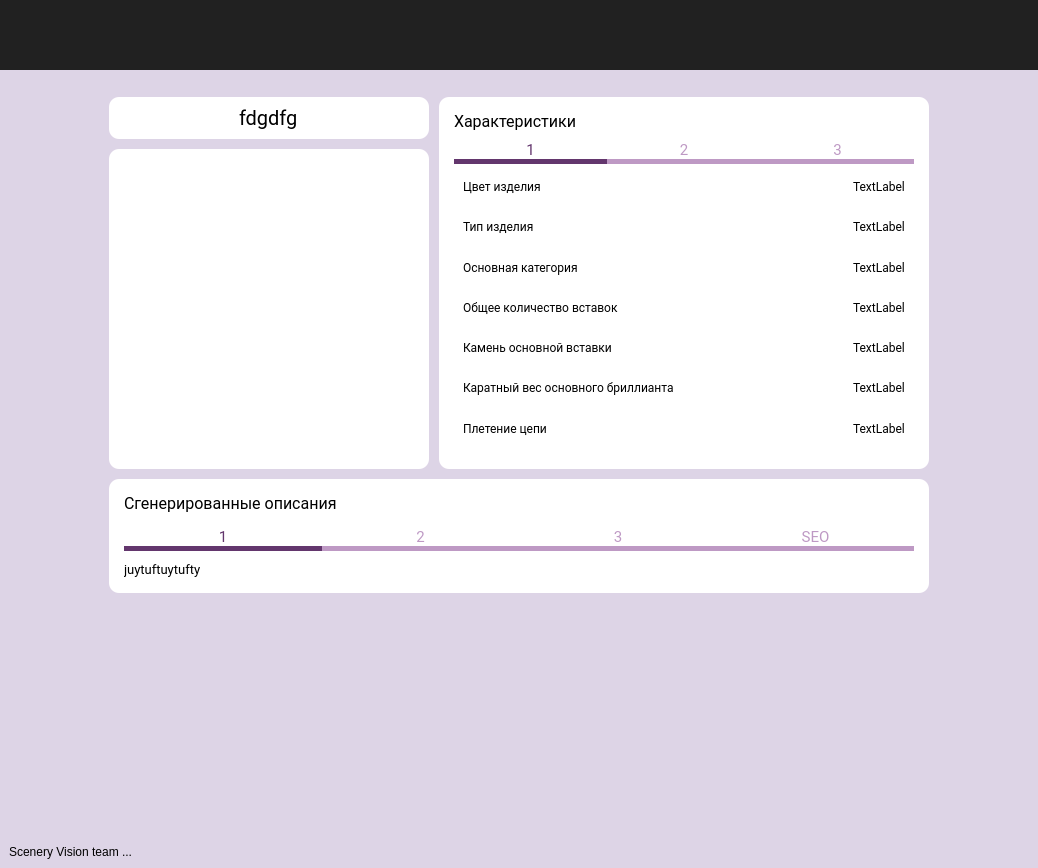
This is untitled.ui in Scenery-Vision/Desktop as Qt 5 draws it before an edit. The edited form follows.
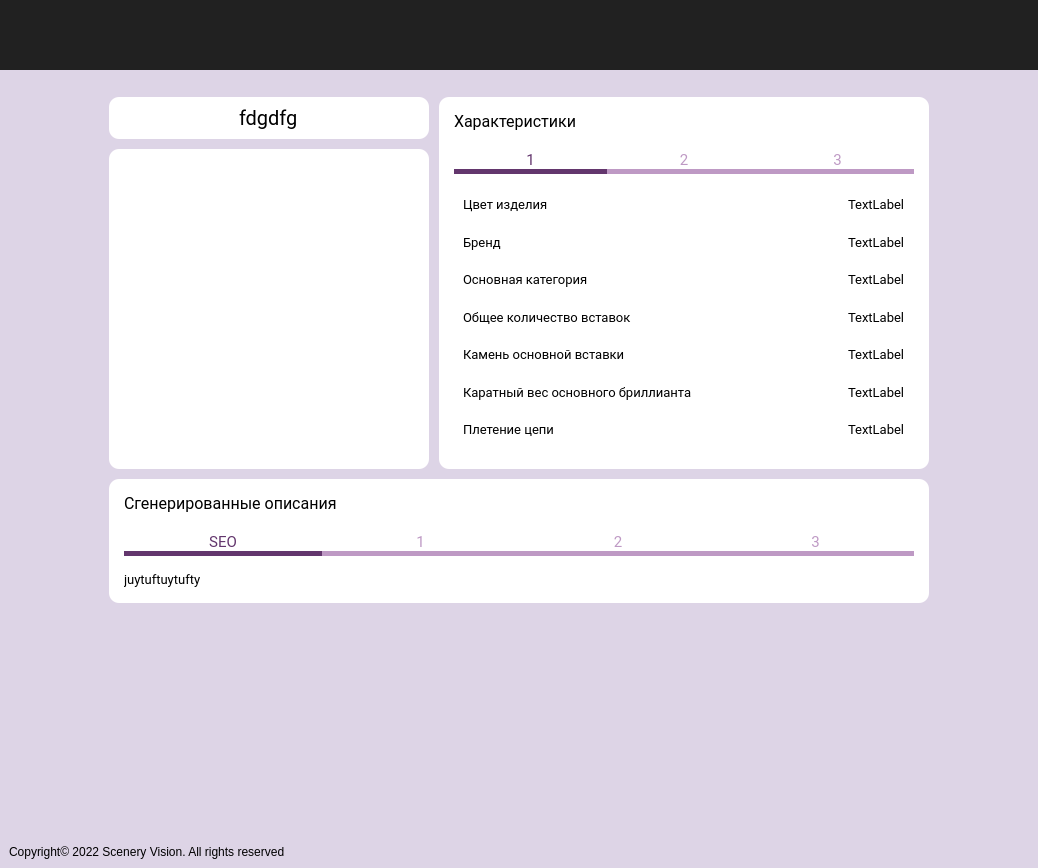
This is the edited form. The open tabs and pages were chosen to show the change. Icons and pictures are not drawn.

Diff of the .ui file:
```diff
--- a/untitled.ui
+++ b/untitled.ui
@@ -759,7 +759,7 @@
                        </property>
                        <layout class="QVBoxLayout" name="verticalLayout_10">
                         <property name="spacing">
-                         <number>5</number>
+                         <number>15</number>
                         </property>
                         <property name="leftMargin">
                          <number>15</number>
@@ -1113,10 +1113,11 @@
                               <property name="font">
                                <font>
                                 <family>-apple-system,BlinkMacSystemFont,Segoe UI,Roboto,Oxygen- Sans,Ubuntu,Cantarell,Helvetica Neue,sans-serif</family>
+                                <pointsize>10</pointsize>
                                </font>
                               </property>
                               <property name="text">
-                               <string>Тип изделия</string>
+                               <string>Бренд</string>
                               </property>
                              </widget>
                             </item>
@@ -1125,6 +1126,7 @@
                               <property name="font">
                                <font>
                                 <family>-apple-system,BlinkMacSystemFont,Segoe UI,Roboto,Oxygen- Sans,Ubuntu,Cantarell,Helvetica Neue,sans-serif</family>
+                                <pointsize>10</pointsize>
                                </font>
                               </property>
                               <property name="text">
@@ -1137,6 +1139,7 @@
                               <property name="font">
                                <font>
                                 <family>-apple-system,BlinkMacSystemFont,Segoe UI,Roboto,Oxygen- Sans,Ubuntu,Cantarell,Helvetica Neue,sans-serif</family>
+                                <pointsize>10</pointsize>
                                </font>
                               </property>
                               <property name="text">
@@ -1149,6 +1152,7 @@
                               <property name="font">
                                <font>
                                 <family>-apple-system,BlinkMacSystemFont,Segoe UI,Roboto,Oxygen- Sans,Ubuntu,Cantarell,Helvetica Neue,sans-serif</family>
+                                <pointsize>10</pointsize>
                                </font>
                               </property>
                               <property name="text">
@@ -1161,6 +1165,7 @@
                               <property name="font">
                                <font>
                                 <family>-apple-system,BlinkMacSystemFont,Segoe UI,Roboto,Oxygen- Sans,Ubuntu,Cantarell,Helvetica Neue,sans-serif</family>
+                                <pointsize>10</pointsize>
                                </font>
                               </property>
                               <property name="text">
@@ -1173,6 +1178,7 @@
                               <property name="font">
                                <font>
                                 <family>-apple-system,BlinkMacSystemFont,Segoe UI,Roboto,Oxygen- Sans,Ubuntu,Cantarell,Helvetica Neue,sans-serif</family>
+                                <pointsize>10</pointsize>
                                </font>
                               </property>
                               <property name="text">
@@ -1185,6 +1191,7 @@
                               <property name="font">
                                <font>
                                 <family>-apple-system,BlinkMacSystemFont,Segoe UI,Roboto,Oxygen- Sans,Ubuntu,Cantarell,Helvetica Neue,sans-serif</family>
+                                <pointsize>10</pointsize>
                                </font>
                               </property>
                               <property name="text">
@@ -1197,6 +1204,7 @@
                               <property name="font">
                                <font>
                                 <family>-apple-system,BlinkMacSystemFont,Segoe UI,Roboto,Oxygen- Sans,Ubuntu,Cantarell,Helvetica Neue,sans-serif</family>
+                                <pointsize>10</pointsize>
                                </font>
                               </property>
                               <property name="text">
@@ -1209,6 +1217,7 @@
                               <property name="font">
                                <font>
                                 <family>-apple-system,BlinkMacSystemFont,Segoe UI,Roboto,Oxygen- Sans,Ubuntu,Cantarell,Helvetica Neue,sans-serif</family>
+                                <pointsize>10</pointsize>
                                </font>
                               </property>
                               <property name="text">
@@ -1221,6 +1230,7 @@
                               <property name="font">
                                <font>
                                 <family>-apple-system,BlinkMacSystemFont,Segoe UI,Roboto,Oxygen- Sans,Ubuntu,Cantarell,Helvetica Neue,sans-serif</family>
+                                <pointsize>10</pointsize>
                                </font>
                               </property>
                               <property name="text">
@@ -1233,6 +1243,7 @@
                               <property name="font">
                                <font>
                                 <family>-apple-system,BlinkMacSystemFont,Segoe UI,Roboto,Oxygen- Sans,Ubuntu,Cantarell,Helvetica Neue,sans-serif</family>
+                                <pointsize>10</pointsize>
                                </font>
                               </property>
                               <property name="text">
@@ -1245,6 +1256,7 @@
                               <property name="font">
                                <font>
                                 <family>-apple-system,BlinkMacSystemFont,Segoe UI,Roboto,Oxygen- Sans,Ubuntu,Cantarell,Helvetica Neue,sans-serif</family>
+                                <pointsize>10</pointsize>
                                </font>
                               </property>
                               <property name="text">
@@ -1257,6 +1269,7 @@
                               <property name="font">
                                <font>
                                 <family>-apple-system,BlinkMacSystemFont,Segoe UI,Roboto,Oxygen- Sans,Ubuntu,Cantarell,Helvetica Neue,sans-serif</family>
+                                <pointsize>10</pointsize>
                                </font>
                               </property>
                               <property name="text">
@@ -1269,6 +1282,7 @@
                               <property name="font">
                                <font>
                                 <family>-apple-system,BlinkMacSystemFont,Segoe UI,Roboto,Oxygen- Sans,Ubuntu,Cantarell,Helvetica Neue,sans-serif</family>
+                                <pointsize>10</pointsize>
                                </font>
                               </property>
                               <property name="text">
@@ -1484,7 +1498,7 @@
                     </property>
                     <layout class="QVBoxLayout" name="verticalLayout_12">
                      <property name="spacing">
-                      <number>10</number>
+                      <number>15</number>
                      </property>
                      <property name="leftMargin">
                       <number>15</number>
@@ -1597,7 +1611,7 @@
 }</string>
                           </property>
                           <property name="text">
-                           <string>1</string>
+                           <string>SEO</string>
                           </property>
                          </widget>
                         </item>
@@ -1627,7 +1641,7 @@
 }</string>
                           </property>
                           <property name="text">
-                           <string>2</string>
+                           <string>1</string>
                           </property>
                          </widget>
                         </item>
@@ -1657,7 +1671,7 @@
 }</string>
                           </property>
                           <property name="text">
-                           <string>3</string>
+                           <string>2</string>
                           </property>
                          </widget>
                         </item>
@@ -1687,7 +1701,7 @@
 }</string>
                           </property>
                           <property name="text">
-                           <string>SEO</string>
+                           <string>3</string>
                           </property>
                          </widget>
                         </item>
@@ -1870,7 +1884,7 @@
        <item>
         <widget class="QLabel" name="label">
          <property name="text">
-          <string>Scenery Vision team ...</string>
+          <string>Copyright© 2022 Scenery Vision. All rights reserved</string>
          </property>
         </widget>
        </item>
```
Left out of the diff: 16 changed lines with no effect on the pictures.
